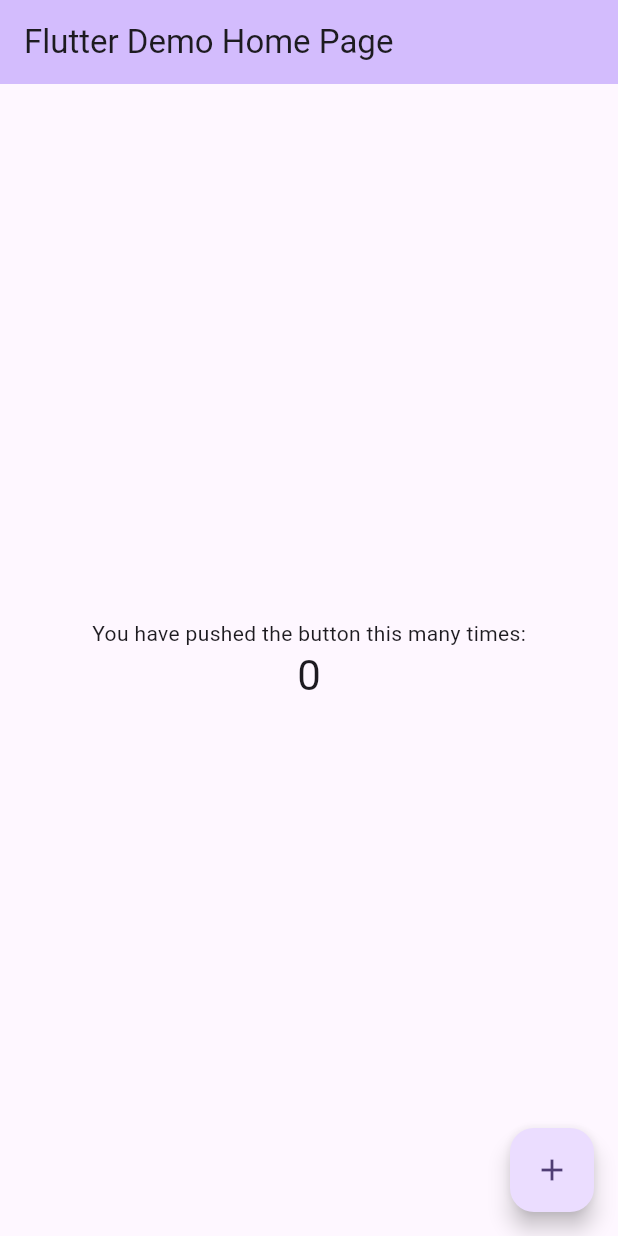
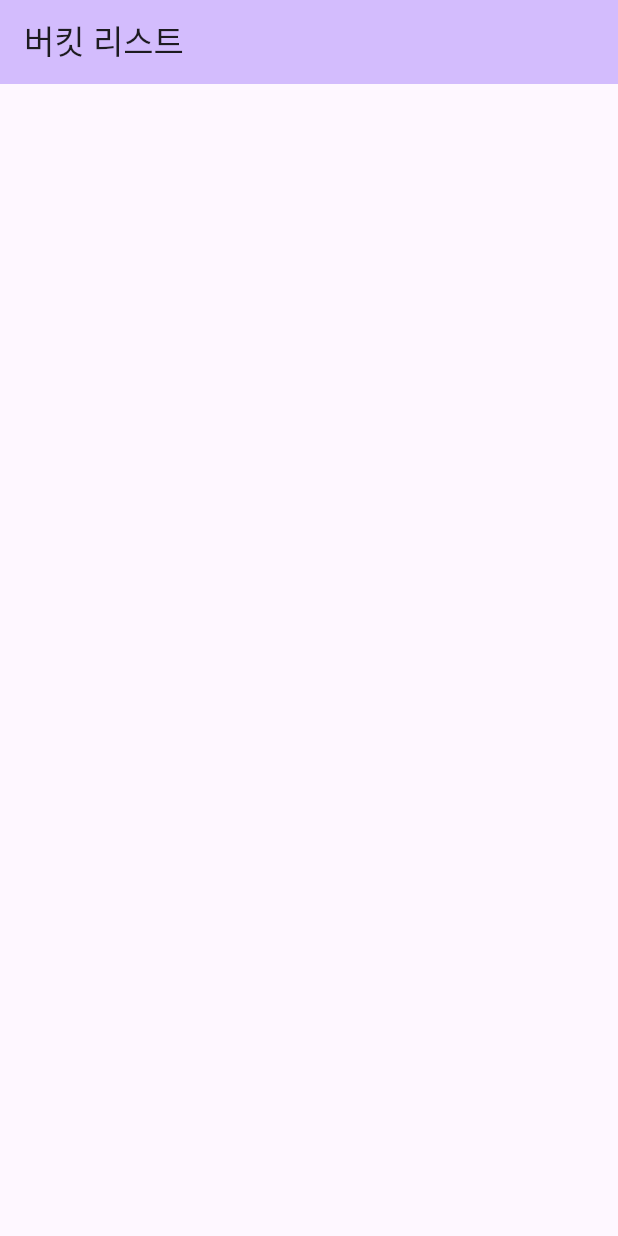
Before and after one commit to neolabs120-mobile/flutterstudy, a Flutter app: the screen it shows after launch, on a phone screen of 412 x 824 dp. Run offline on Flutter 3.47's test engine with Material 2 defaults, Android fonts, the phone set to English and light mode, and no system bars.

Commit message:
changed sdk version and cleaned code

```diff
--- a/lib/main.dart
+++ b/lib/main.dart
@@ -7,27 +7,11 @@ void main() {
 class MyApp extends StatelessWidget {
   const MyApp({super.key});
 
-  // This widget is the root of your application.
   @override
   Widget build(BuildContext context) {
     return MaterialApp(
-      title: 'Flutter Demo',
+      debugShowCheckedModeBanner: false,
       theme: ThemeData(
-        // This is the theme of your application.
-        //
-        // TRY THIS: Try running your application with "flutter run". You'll see
-        // the application has a blue toolbar. Then, without quitting the app,
-        // try changing the seedColor in the colorScheme below to Colors.green
-        // and then invoke "hot reload" (save your changes or press the "hot
-        // reload" button in a Flutter-supported IDE, or press "r" if you used
-        // the command line to start the app).
-        //
-        // Notice that the counter didn't reset back to zero; the application
-        // state is not lost during the reload. To reset the state, use hot
-        // restart instead.
-        //
-        // This works for code too, not just values: Most code changes can be
-        // tested with just a hot reload.
         colorScheme: ColorScheme.fromSeed(seedColor: Colors.deepPurple),
         useMaterial3: true,
       ),
@@ -38,16 +22,6 @@ class MyApp extends StatelessWidget {
 
 class MyHomePage extends StatefulWidget {
   const MyHomePage({super.key, required this.title});
-
-  // This widget is the home page of your application. It is stateful, meaning
-  // that it has a State object (defined below) that contains fields that affect
-  // how it looks.
-
-  // This class is the configuration for the state. It holds the values (in this
-  // case the title) provided by the parent (in this case the App widget) and
-  // used by the build method of the State. Fields in a Widget subclass are
-  // always marked "final".
-
   final String title;
 
   @override
@@ -55,71 +29,18 @@ class MyHomePage extends StatefulWidget {
 }
 
 class _MyHomePageState extends State<MyHomePage> {
-  int _counter = 0;
-
-  void _incrementCounter() {
-    setState(() {
-      // This call to setState tells the Flutter framework that something has
-      // changed in this State, which causes it to rerun the build method below
-      // so that the display can reflect the updated values. If we changed
-      // _counter without calling setState(), then the build method would not be
-      // called again, and so nothing would appear to happen.
-      _counter++;
-    });
-  }
-
   @override
   Widget build(BuildContext context) {
-    // This method is rerun every time setState is called, for instance as done
-    // by the _incrementCounter method above.
-    //
-    // The Flutter framework has been optimized to make rerunning build methods
-    // fast, so that you can just rebuild anything that needs updating rather
-    // than having to individually change instances of widgets.
     return Scaffold(
       appBar: AppBar(
-        // TRY THIS: Try changing the color here to a specific color (to
-        // Colors.amber, perhaps?) and trigger a hot reload to see the AppBar
-        // change color while the other colors stay the same.
         backgroundColor: Theme.of(context).colorScheme.inversePrimary,
-        // Here we take the value from the MyHomePage object that was created by
-        // the App.build method, and use it to set our appbar title.
-        title: Text(widget.title),
+        title: Text("버킷 리스트"),
       ),
       body: Center(
-        // Center is a layout widget. It takes a single child and positions it
-        // in the middle of the parent.
         child: Column(
-          // Column is also a layout widget. It takes a list of children and
-          // arranges them vertically. By default, it sizes itself to fit its
-          // children horizontally, and tries to be as tall as its parent.
-          //
-          // Column has various properties to control how it sizes itself and
-          // how it positions its children. Here we use mainAxisAlignment to
-          // center the children vertically; the main axis here is the vertical
-          // axis because Columns are vertical (the cross axis would be
-          // horizontal).
-          //
-          // TRY THIS: Invoke "debug painting" (choose the "Toggle Debug Paint"
-          // action in the IDE, or press "p" in the console), to see the
-          // wireframe for each widget.
           mainAxisAlignment: MainAxisAlignment.center,
-          children: <Widget>[
-            const Text(
-              'You have pushed the button this many times:',
-            ),
-            Text(
-              '$_counter',
-              style: Theme.of(context).textTheme.headlineMedium,
-            ),
-          ],
         ),
       ),
-      floatingActionButton: FloatingActionButton(
-        onPressed: _incrementCounter,
-        tooltip: 'Increment',
-        child: const Icon(Icons.add),
-      ), // This trailing comma makes auto-formatting nicer for build methods.
     );
   }
 }
```
